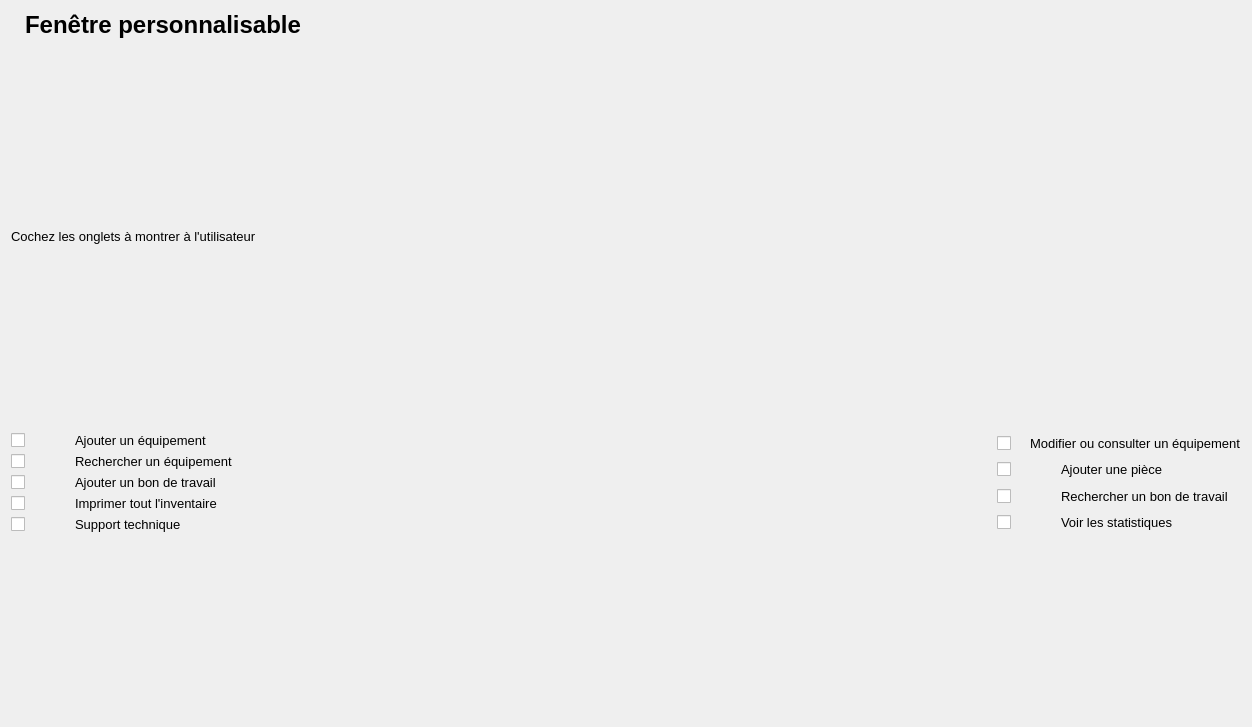
Before: the Qt Designer form Interface/FenetresEnUI/FenetrePersonnalisable1.ui in ProjetPC2/SIMM2.0-DEV, drawn with Qt 5.
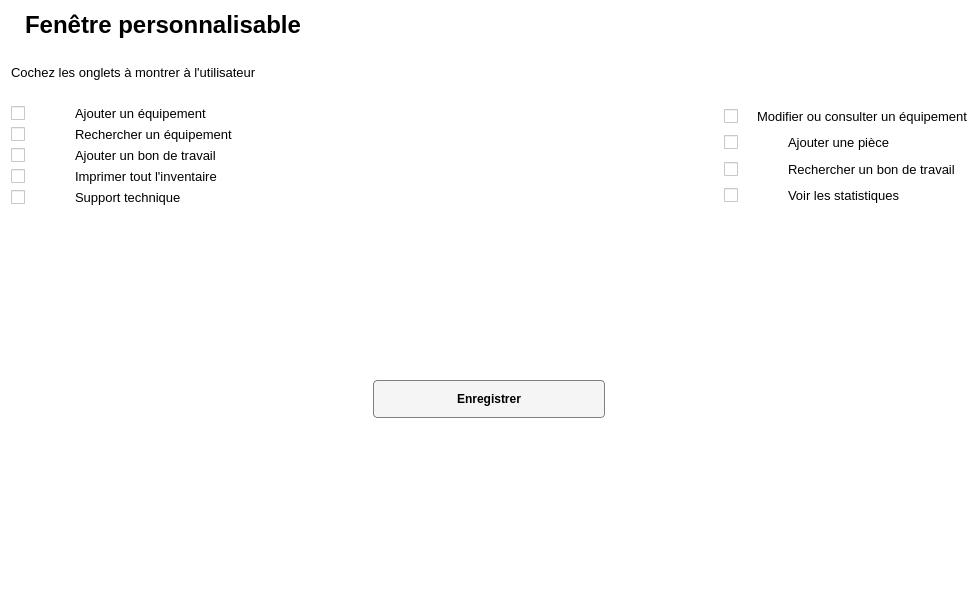
After: the same form once the commit is applied. Icons and pictures are not drawn.

Commit message: Changement pour la fenetre personnalisable

```diff
--- a/Interface/FenetresEnUI/FenetrePersonnalisable1.ui
+++ b/Interface/FenetresEnUI/FenetrePersonnalisable1.ui
@@ -6,15 +6,18 @@
    <rect>
     <x>0</x>
     <y>0</y>
-    <width>1252</width>
-    <height>727</height>
+    <width>979</width>
+    <height>598</height>
    </rect>
   </property>
   <property name="windowTitle">
    <string>Form</string>
   </property>
-  <layout class="QVBoxLayout" name="verticalLayout">
-   <item>
+  <property name="styleSheet">
+   <string notr="true">background: white;</string>
+  </property>
+  <layout class="QGridLayout" name="gridLayout">
+   <item row="0" column="1">
     <layout class="QVBoxLayout" name="verticalLayout_2">
      <item>
       <layout class="QHBoxLayout" name="horizontalLayout">
@@ -89,10 +92,13 @@
        <property name="orientation">
         <enum>Qt::Vertical</enum>
        </property>
+       <property name="sizeType">
+        <enum>QSizePolicy::Maximum</enum>
+       </property>
        <property name="sizeHint" stdset="0">
         <size>
          <width>20</width>
-         <height>40</height>
+         <height>20</height>
         </size>
        </property>
       </spacer>
@@ -118,10 +124,13 @@
        <property name="orientation">
         <enum>Qt::Vertical</enum>
        </property>
+       <property name="sizeType">
+        <enum>QSizePolicy::Maximum</enum>
+       </property>
        <property name="sizeHint" stdset="0">
         <size>
          <width>20</width>
-         <height>40</height>
+         <height>20</height>
         </size>
        </property>
       </spacer>
@@ -151,6 +160,9 @@
                <pointsize>10</pointsize>
               </font>
              </property>
+             <property name="styleSheet">
+              <string notr="true"/>
+             </property>
              <property name="text">
               <string/>
              </property>
@@ -173,6 +185,9 @@
              <property name="pixmap">
               <pixmap>Images/add1.png</pixmap>
              </property>
+             <property name="alignment">
+              <set>Qt::AlignCenter</set>
+             </property>
             </widget>
            </item>
            <item>
@@ -667,6 +682,61 @@
        </property>
       </spacer>
      </item>
+     <item>
+      <layout class="QHBoxLayout" name="horizontalLayout_10">
+       <item>
+        <widget class="QPushButton" name="boutonEnregistrer">
+         <property name="styleSheet">
+          <string notr="true">QPushButton {
+color: black;
+background-color:rgb(245, 245, 245);
+border-width: 1px;
+border-color: grey;
+border-style: solid;
+border-radius: 4px;
+padding: 3px;
+font: bold 12px;
+padding-left: 5px;
+padding-right: 5px;
+min-width: 80px;
+max-width:220px;
+min-height: 30px;
+max-height: 30px;
+}
+
+QPushButton:hover {
+background-color: qlineargradient(x1: 0, y1: 1, x2: 0, y2: 0, stop: 0 #edf2f8, stop: 1 #c8d9ea);
+}
+
+QPushButton:pressed {
+background-color: rgb(193, 213, 243);
+}
+</string>
+         </property>
+         <property name="text">
+          <string>Enregistrer</string>
+         </property>
+         <property name="icon">
+          <iconset>
+           <normaloff>Images/save (1).png</normaloff>Images/save (1).png</iconset>
+         </property>
+        </widget>
+       </item>
+      </layout>
+     </item>
+     <item>
+      <spacer name="verticalSpacer_4">
+       <property name="orientation">
+        <enum>Qt::Vertical</enum>
+       </property>
+       <property name="sizeHint" stdset="0">
+        <size>
+         <width>20</width>
+         <height>40</height>
+        </size>
+       </property>
+      </spacer>
+     </item>
     </layout>
    </item>
   </layout>
```
Left out of the diff: 4 changed lines with no effect on the pictures. The commit also changes 1 other file.
